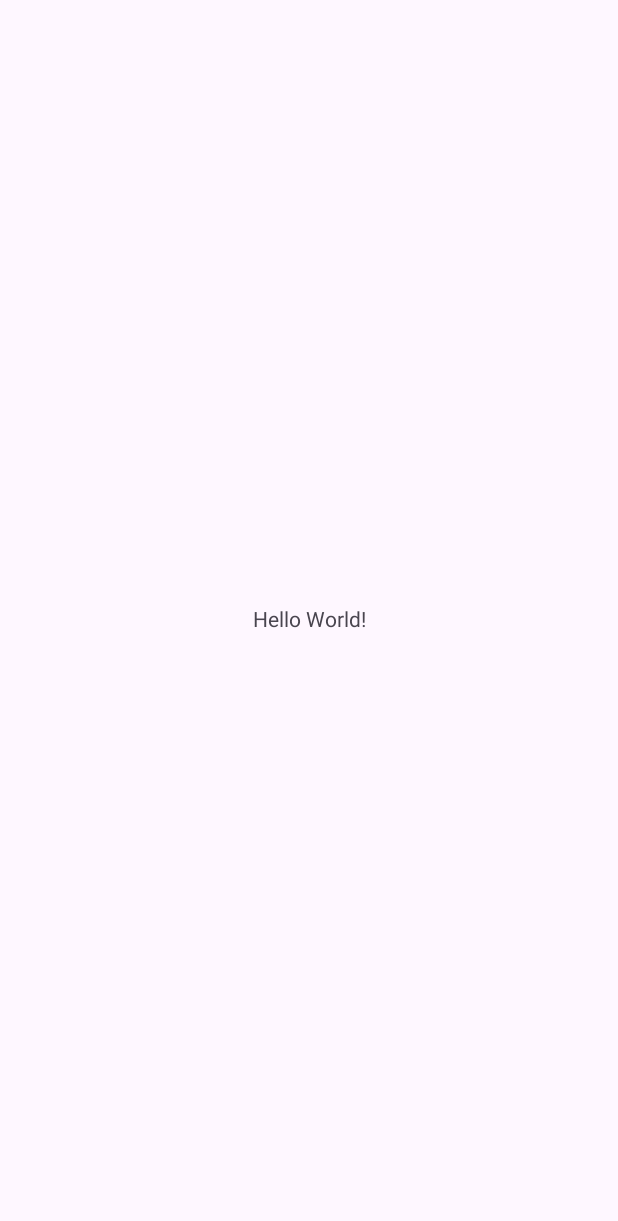
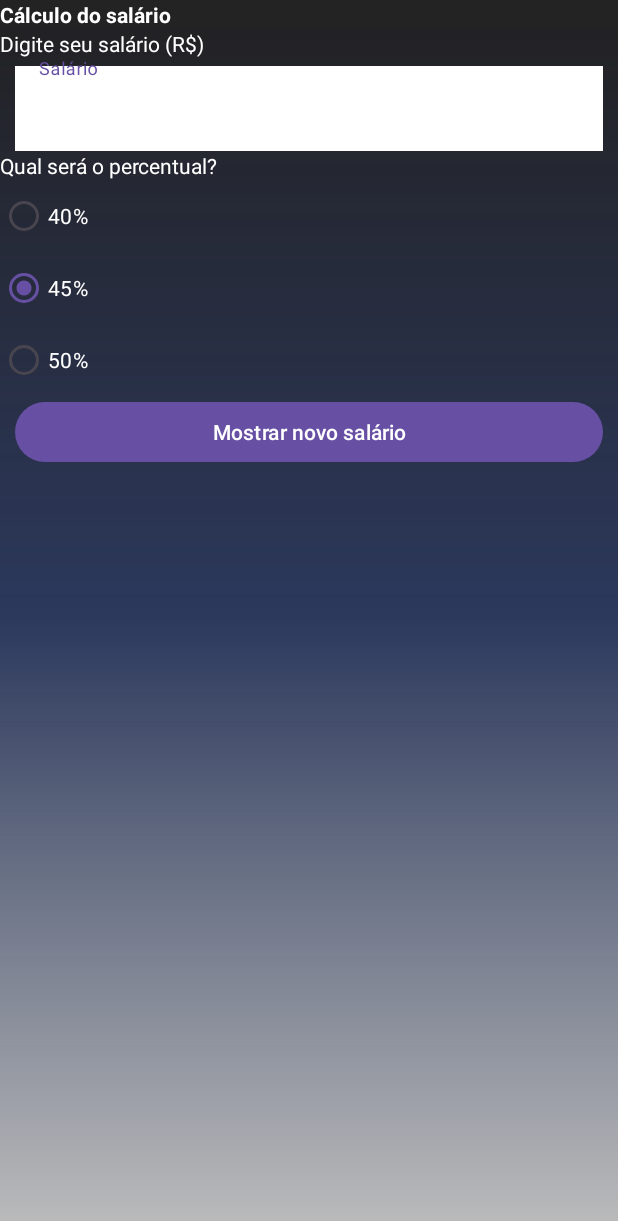
Before and after one commit to joaovictorheitz/UNICSUL-Mobile-Atividade-01, an Android app: the screen it shows after launch (MainActivity), on a phone screen of 412 x 824 dp. Before the commit the part shown is almost empty. Shown: the top 1221 px of the screen. Run offline under Robolectric (Android 15) with nearby library versions, the light colour scheme and no system bars.

Commit message:
questao02: adding components in xml

```diff
--- /dev/null
+++ b/Questao02/app/src/main/res/drawable/gradient.xml
@@ -0,0 +1,9 @@
+<?xml version="1.0" encoding="utf-8"?>
+<shape xmlns:android="http://schemas.android.com/apk/res/android">
+    <gradient
+        android:startColor="#DD000000"
+        android:centerColor="#EA19284E"
+        android:endColor="#BDBDBD"
+        android:angle="270"
+        android:type="linear" />
+</shape>
--- a/Questao02/app/src/main/res/layout/activity_main.xml
+++ b/Questao02/app/src/main/res/layout/activity_main.xml
@@ -7,13 +7,98 @@
     android:layout_height="match_parent"
     tools:context=".MainActivity">
 
-    <TextView
-        android:layout_width="wrap_content"
-        android:layout_height="wrap_content"
-        android:text="Hello World!"
+    <LinearLayout
+        android:layout_width="0dp"
+        android:layout_height="0dp"
+        android:orientation="vertical"
+        android:background="@drawable/gradient"
         app:layout_constraintBottom_toBottomOf="parent"
         app:layout_constraintEnd_toEndOf="parent"
         app:layout_constraintStart_toStartOf="parent"
-        app:layout_constraintTop_toTopOf="parent" />
+        app:layout_constraintTop_toTopOf="parent">
 
+        <TextView
+            android:id="@+id/appTitleLabel"
+            android:layout_width="match_parent"
+            android:layout_height="wrap_content"
+            android:background="#242323"
+            android:text="@string/appTitle"
+            android:textStyle="bold"
+            android:textColor="@color/white" />
+
+        <TextView
+            android:id="@+id/appSubtitle"
+            android:layout_width="match_parent"
+            android:layout_height="wrap_content"
+            android:textColor="@color/white"
+            android:text="@string/typeYourSalary" />
+
+        <com.google.android.material.textfield.TextInputLayout
+            android:layout_width="match_parent"
+            android:layout_height="wrap_content"
+            android:layout_marginLeft="10dp"
+            android:layout_marginRight="10dp" >
+
+            <com.google.android.material.textfield.TextInputEditText
+                android:id="@+id/salaryTextField"
+                android:layout_width="match_parent"
+                android:layout_height="wrap_content"
+                android:background="@color/white"
+                android:hint="@string/hintTextField"
+                android:inputType="number|numberDecimal" />
+
+        </com.google.android.material.textfield.TextInputLayout>
+
+        <TextView
+            android:id="@+id/textView4"
+            android:layout_width="match_parent"
+            android:layout_height="wrap_content"
+            android:text="@string/whichPercentual"
+            android:textColor="@color/white" />
+
+        <RadioGroup
+            android:layout_width="match_parent"
+            android:layout_height="wrap_content">
+
+            <RadioButton
+                android:id="@+id/rb40percent"
+                android:layout_width="match_parent"
+                android:layout_height="wrap_content"
+                android:text="@string/rb40Percent"
+                android:textColor="@color/white" />
+
+            <RadioButton
+                android:id="@+id/rb45percent"
+                android:layout_width="match_parent"
+                android:layout_height="wrap_content"
+                android:checked="true"
+                android:text="@string/rb45Percent"
+                android:textColor="@color/white" />
+
+            <RadioButton
+                android:id="@+id/rb50percent"
+                android:layout_width="match_parent"
+                android:layout_height="wrap_content"
+                android:text="@string/rb50Percent"
+                android:textColor="@color/white" />
+        </RadioGroup>
+
+        <Button
+            android:id="@+id/resultButton"
+            android:layout_width="match_parent"
+            android:layout_height="wrap_content"
+            android:text="Mostrar novo salário"
+            android:layout_marginLeft="10dp"
+            android:layout_marginRight="10dp" />
+
+        <TextView
+            android:id="@+id/resultText"
+            android:layout_width="match_parent"
+            android:layout_height="wrap_content"
+            android:text=""
+            android:textAlignment="center"
+            android:textColor="@color/white"
+            android:textSize="32sp"
+            android:textStyle="bold" />
+    </LinearLayout>
 </androidx.constraintlayout.widget.ConstraintLayout>
--- a/Questao02/app/src/main/res/values/strings.xml
+++ b/Questao02/app/src/main/res/values/strings.xml
@@ -1,3 +1,10 @@
 <resources>
     <string name="app_name">Questao02</string>
+    <string name="appTitle">Cálculo do salário</string>
+    <string name="typeYourSalary">Digite seu salário (R$)</string>
+    <string name="hintTextField">Salário</string>
+    <string name="whichPercentual">Qual será o percentual?</string>
+    <string name="rb50Percent">50%</string>
+    <string name="rb45Percent">45%</string>
+    <string name="rb40Percent">40%</string>
 </resources>
```
